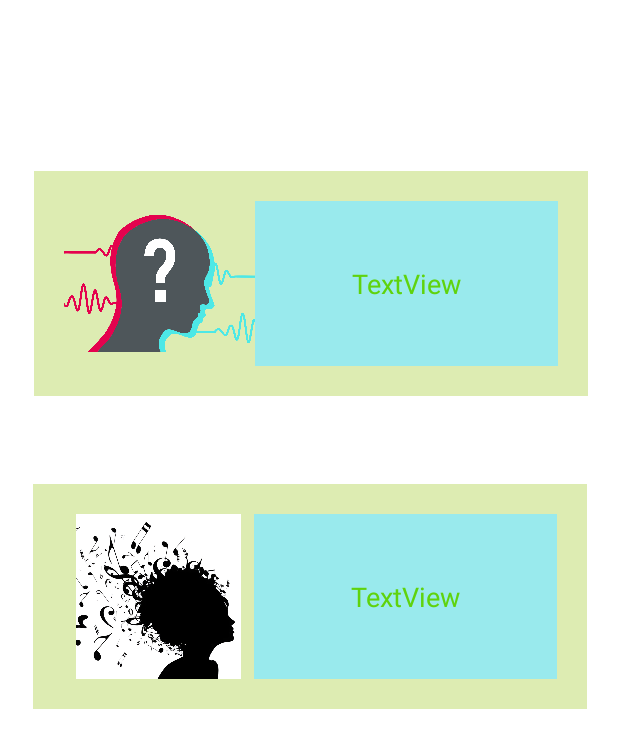
After one commit to wc4you/WeCareForYou_1, an Android app: the layout activity_home.xml on its own in the app's theme, with its tools: preview values and no code run, on a phone screen of 412 x 824 dp. The commit adds this screen. Shown: the top 748 px of the screen. Run offline under Robolectric (Android 15) with nearby library versions, the phone set to English and light mode, and no system bars.

Commit message:
commit 1

```diff
--- a/app/src/main/java/com/iabug/wecareforyou/LoginActivity.java
+++ b/app/src/main/java/com/iabug/wecareforyou/LoginActivity.java
@@ -103,7 +103,7 @@ public class LoginActivity extends AppCompatActivity {
                                         Toast.makeText(LoginActivity.this, getString(R.string.auth_failed), Toast.LENGTH_LONG).show();
                                     }
                                 } else {
-                                    Intent intent = new Intent(LoginActivity.this, QuizActivity.class);
+                                    Intent intent = new Intent(LoginActivity.this, HomeActivity.class);
                                     startActivity(intent);
                                     finish();
                                 }
--- a/app/src/main/java/com/iabug/wecareforyou/MainActivity.java
+++ b/app/src/main/java/com/iabug/wecareforyou/MainActivity.java
@@ -19,7 +19,7 @@ public class MainActivity extends AppCompatActivity {
         signin = (Button) findViewById(R.id.mainsignupButton);
 
         login.setOnClickListener(v -> {
-            Intent intent = new Intent(MainActivity.this, HomeActivity.class);
+            Intent intent = new Intent(MainActivity.this,HomeActivity.class);
             startActivity(intent);
         });
         signin.setOnClickListener(v -> {
--- /dev/null
+++ b/app/src/main/res/layout/activity_home.xml
@@ -0,0 +1,79 @@
+<?xml version="1.0" encoding="utf-8"?>
+<androidx.constraintlayout.widget.ConstraintLayout xmlns:android="http://schemas.android.com/apk/res/android"
+    xmlns:app="http://schemas.android.com/apk/res-auto"
+    xmlns:tools="http://schemas.android.com/tools"
+    android:layout_width="match_parent"
+    android:layout_height="match_parent"
+    tools:context=".HomeActivity">
+
+    <LinearLayout
+        android:id="@+id/linearlayout1"
+        android:layout_width="369dp"
+        android:layout_height="150dp"
+        android:layout_marginLeft="20dp"
+        android:layout_marginRight="20dp"
+        android:background="#DDECB2"
+        android:padding="20dp"
+        app:layout_constraintBottom_toBottomOf="parent"
+        app:layout_constraintEnd_toEndOf="parent"
+        app:layout_constraintHorizontal_bias="1.0"
+        app:layout_constraintStart_toStartOf="parent"
+        app:layout_constraintTop_toTopOf="parent"
+        app:layout_constraintVertical_bias="0.169">
+
+        <ImageView
+            android:id="@+id/imageView"
+            android:layout_width="71dp"
+            android:layout_height="match_parent"
+            android:layout_weight="1"
+            app:srcCompat="@drawable/assessment_q" />
+
+        <TextView
+            android:id="@+id/textView3"
+            android:layout_width="145dp"
+            android:layout_height="match_parent"
+            android:layout_weight="1"
+            android:background="#99EAED"
+            android:gravity="center"
+            android:text="TextView"
+            android:textColor="#5FD30D"
+            android:textSize="18dp" />
+
+    </LinearLayout>
+
+    <LinearLayout
+        android:layout_width="369dp"
+        android:layout_height="150dp"
+        android:layout_marginLeft="20dp"
+        android:layout_marginTop="1dp"
+        android:layout_marginRight="20dp"
+        android:background="#DDECB2"
+        android:padding="20dp"
+        app:layout_constraintBottom_toBottomOf="parent"
+        app:layout_constraintEnd_toEndOf="parent"
+        app:layout_constraintHorizontal_bias="0.814"
+        app:layout_constraintStart_toStartOf="parent"
+        app:layout_constraintTop_toBottomOf="@+id/linearlayout1"
+        app:layout_constraintVertical_bias="0.14">
+
+        <ImageView
+            android:id="@+id/imageView3"
+            android:layout_width="71dp"
+            android:layout_height="match_parent"
+            android:layout_weight="1"
+            app:srcCompat="@drawable/mus" />
+
+        <TextView
+            android:id="@+id/textView4"
+            android:layout_width="145dp"
+            android:layout_height="match_parent"
+            android:layout_weight="1"
+            android:background="#99EAED"
+            android:gravity="center"
+            android:text="TextView"
+            android:textColor="#5FD30D"
+            android:textSize="18dp" />
+
+    </LinearLayout>
+
+</androidx.constraintlayout.widget.ConstraintLayout>
```
Also changed, not shown: app/src/main/res/drawable/mus.jpg (added).
